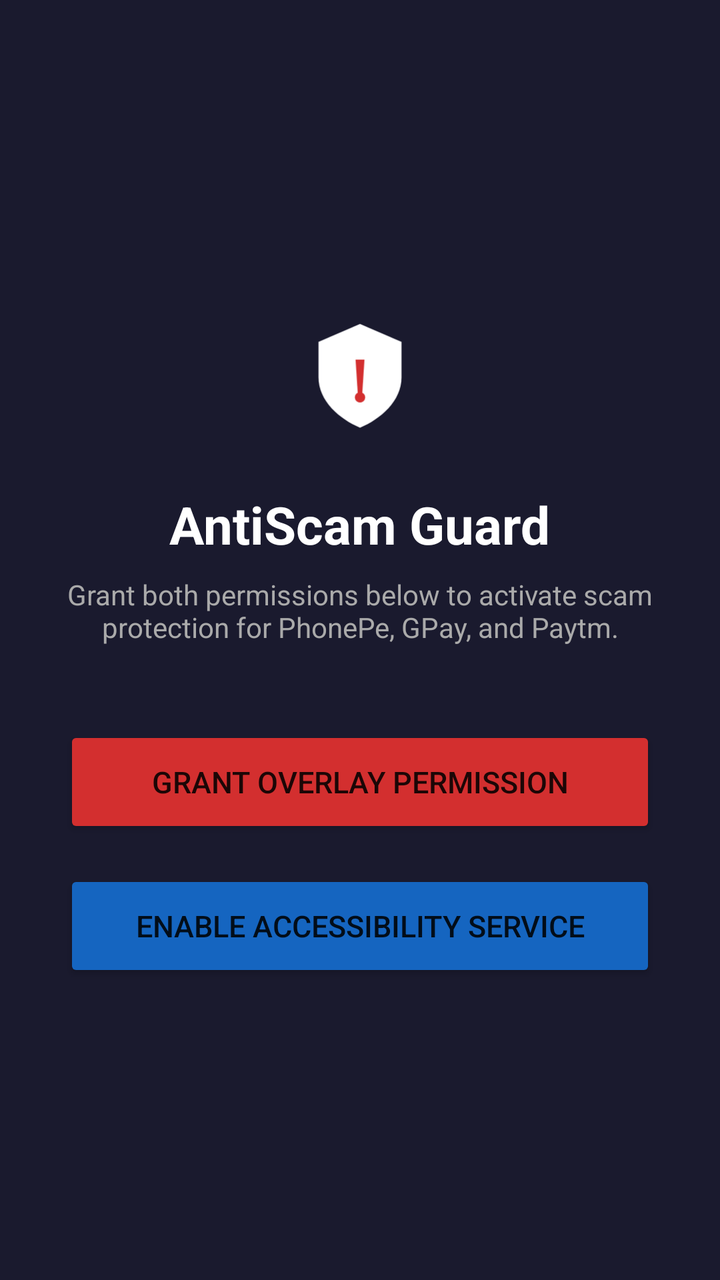
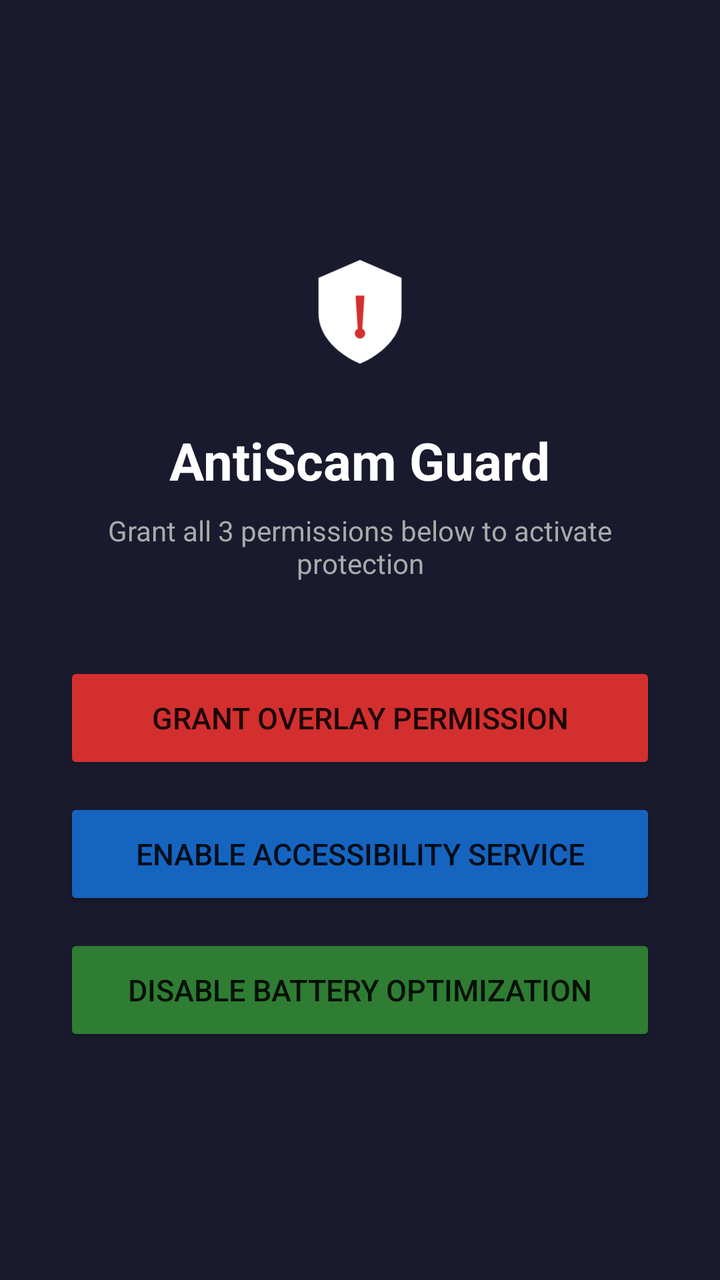

An Android layout rendered at two revisions. The XML below is the earlier revision; the diff shows what the commit changed to produce the second picture.
<!-- AndroidManifest.xml: application theme Theme.AntiScamApp -->
<!-- res/layout/activity_main.xml -->
<?xml version="1.0" encoding="utf-8"?>
<LinearLayout xmlns:android="http://schemas.android.com/apk/res/android"
    android:layout_width="match_parent"
    android:layout_height="match_parent"
    android:orientation="vertical"
    android:gravity="center"
    android:padding="32dp"
    android:background="#1A1A2E">

    <ImageView
        android:layout_width="80dp"
        android:layout_height="80dp"
        android:src="@drawable/ic_launcher_foreground"
        android:layout_marginBottom="16dp" />

    <TextView
        android:layout_width="wrap_content"
        android:layout_height="wrap_content"
        android:text="AntiScam Guard"
        android:textColor="#FFFFFF"
        android:textSize="26sp"
        android:textStyle="bold"
        android:layout_marginBottom="8dp" />

    <TextView
        android:id="@+id/tv_instructions"
        android:layout_width="wrap_content"
        android:layout_height="wrap_content"
        android:text="@string/setup_instructions"
        android:textColor="#AAAAAA"
        android:textSize="14sp"
        android:gravity="center"
        android:layout_marginBottom="40dp" />

    <Button
        android:id="@+id/btn_enable_overlay"
        android:layout_width="match_parent"
        android:layout_height="56dp"
        android:text="@string/enable_overlay_button"
        android:textSize="15sp"
        android:layout_marginBottom="16dp"
        android:backgroundTint="#D32F2F" />

    <Button
        android:id="@+id/btn_enable_accessibility"
        android:layout_width="match_parent"
        android:layout_height="56dp"
        android:text="@string/enable_service_button"
        android:textSize="15sp"
        android:backgroundTint="#1565C0" />

</LinearLayout>
<!-- resources referenced by this layout -->
<resources>
  <!-- drawable ic_launcher_foreground (drawable) -->
  <?xml version="1.0" encoding="utf-8"?>
  <vector xmlns:android="http://schemas.android.com/apk/res/android"
      android:width="108dp"
      android:height="108dp"
      android:viewportWidth="108"
      android:viewportHeight="108">
      
      <path
          android:fillColor="#FFFFFF"
          android:pathData="M54,18 L82,30 L82,54 C82,70 68,82 54,88 C40,82 26,70 26,54 L26,30 Z" />
      
      <path
          android:fillColor="#D32F2F"
          android:pathData="M51,42 L57,42 L55.5,65 L52.5,65 Z" />
      
      <path
          android:fillColor="#D32F2F"
          android:pathData="M54,67.5 m-3.5,0 a3.5,3.5 0 1,0 7,0 a3.5,3.5 0 1,0 -7,0" />
  </vector>
  <string name="enable_overlay_button">Grant Overlay Permission</string>
  <string name="enable_service_button">Enable Accessibility Service</string>
  <string name="setup_instructions">Grant both permissions below to activate scam protection for PhonePe, GPay, and Paytm.</string>
  <style name="Theme.AntiScamApp" parent="Theme.MaterialComponents.DayNight.NoActionBar">
          <item name="colorPrimary">@color/red_warning_solid</item>
          <item name="colorPrimaryVariant">@color/red_dark</item>
          <item name="colorOnPrimary">@color/white</item>
          <item name="colorSecondary">@color/green_safe</item>
          <item name="colorOnSecondary">@color/white</item>
          <item name="android:statusBarColor" tools:targetApi="l">?attr/colorPrimaryVariant</item>
      </style>
  <color name="red_warning_solid">#FFD32F2F</color>
  <color name="red_dark">#FFB71C1C</color>
  <color name="white">#FFFFFFFF</color>
  <color name="green_safe">#FF388E3C</color>
</resources>

<!-- the commit's change to res/layout/activity_main.xml (unified diff, before → after) -->
@@ -23,30 +23,41 @@
         android:layout_marginBottom="8dp" />
 
     <TextView
-        android:id="@+id/tv_instructions"
         android:layout_width="wrap_content"
         android:layout_height="wrap_content"
-        android:text="@string/setup_instructions"
+        android:text="Grant all 3 permissions below to activate protection"
         android:textColor="#AAAAAA"
         android:textSize="14sp"
         android:gravity="center"
         android:layout_marginBottom="40dp" />
 
+    
     <Button
         android:id="@+id/btn_enable_overlay"
         android:layout_width="match_parent"
         android:layout_height="56dp"
         android:text="@string/enable_overlay_button"
         android:textSize="15sp"
-        android:layout_marginBottom="16dp"
+        android:layout_marginBottom="12dp"
         android:backgroundTint="#D32F2F" />
 
+    
     <Button
         android:id="@+id/btn_enable_accessibility"
         android:layout_width="match_parent"
         android:layout_height="56dp"
         android:text="@string/enable_service_button"
         android:textSize="15sp"
+        android:layout_marginBottom="12dp"
         android:backgroundTint="#1565C0" />
 
+    
+    <Button
+        android:id="@+id/btn_battery_opt"
+        android:layout_width="match_parent"
+        android:layout_height="56dp"
+        android:text="Disable Battery Optimization"
+        android:textSize="15sp"
+        android:backgroundTint="#2E7D32" />
+
 </LinearLayout>
<!-- resource entries referenced after the edit -->
@@ -22,7 +22,6 @@
   </vector>
   <string name="enable_overlay_button">Grant Overlay Permission</string>
   <string name="enable_service_button">Enable Accessibility Service</string>
-  <string name="setup_instructions">Grant both permissions below to activate scam protection for PhonePe, GPay, and Paytm.</string>
   <style name="Theme.AntiScamApp" parent="Theme.MaterialComponents.DayNight.NoActionBar">
           <item name="colorPrimary">@color/red_warning_solid</item>
           <item name="colorPrimaryVariant">@color/red_dark</item>
